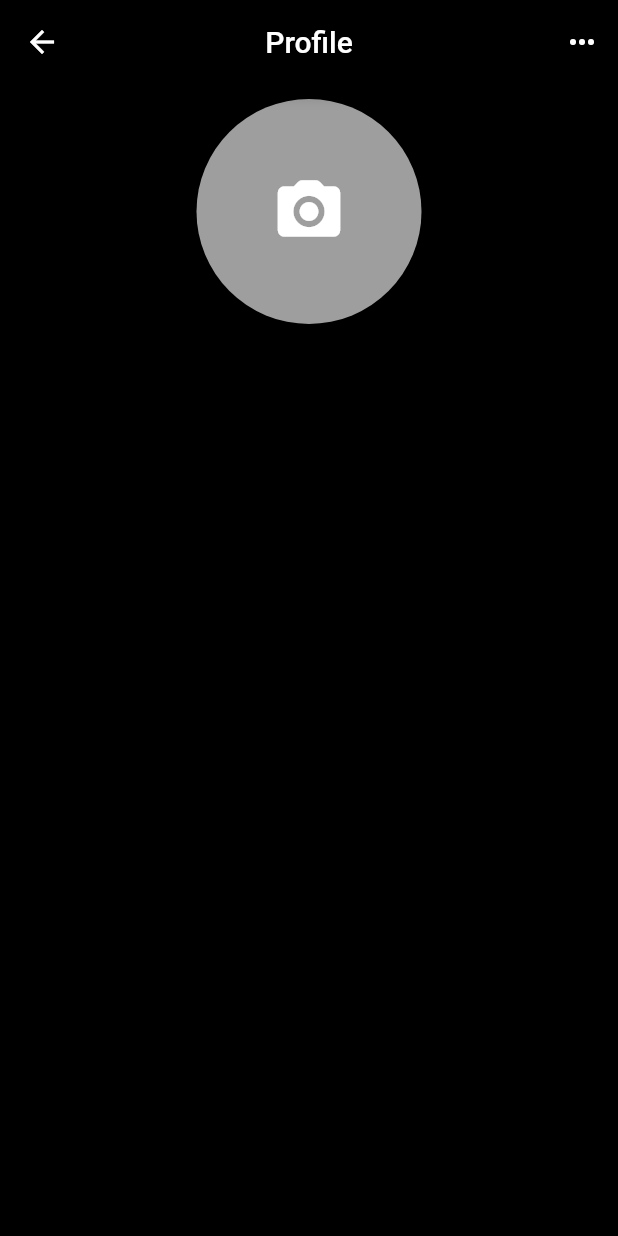
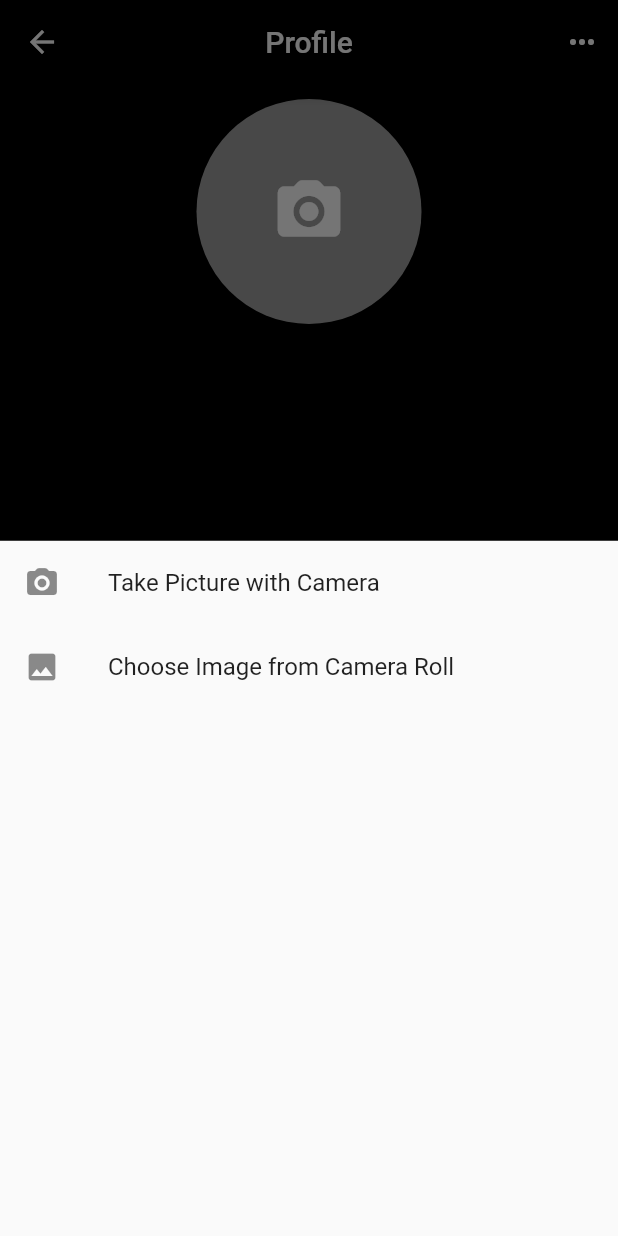
Before and after one commit to cartledgesam/EGR423-Final-App, a Flutter app: the ProfileScreen screen opened by its route, after a tap on the "camera alt" icon, on a phone screen of 412 x 824 dp. Run offline on Flutter 3.47's test engine with Material 2 defaults, Android fonts, the phone set to English and light mode, and no system bars; our stand-ins replace image_picker.

```diff
--- a/superreal/lib/main.dart
+++ b/superreal/lib/main.dart
@@ -10,7 +10,6 @@ void main() {
 class MyApp extends StatelessWidget {
   const MyApp({super.key});
 
-  // This widget is the root of your application.
   @override
   Widget build(BuildContext context) {
     return MaterialApp(
--- a/superreal/lib/screens/profile_screen.dart
+++ b/superreal/lib/screens/profile_screen.dart
@@ -13,7 +13,8 @@ class ProfileScreen extends StatefulWidget {
 class _ProfileScreenState extends State<ProfileScreen> {
   var _pickedImage;
 
-  Future<void> _pickImage() async {
+  // called when user chooses to take picture from their camera
+  Future<void> _displayCamera() async {
     final picker = ImagePicker();
     final pickedImageFile = await picker.pickImage(
       source: ImageSource.camera,
@@ -24,6 +25,56 @@ class _ProfileScreenState extends State<ProfileScreen> {
     setState(() {
       _pickedImage = File(pickedImageFile.path);
     });
+    _pop(context);
+  }
+
+  // called when user decides to choose image from gallery
+  Future<void> _showPhotoGallery() async {
+    final picker = ImagePicker();
+    final pickedImageFile = await picker.pickImage(
+      source: ImageSource.gallery,
+    );
+    if (pickedImageFile == null) {
+      return;
+    }
+    setState(() {
+      _pickedImage = File(pickedImageFile.path);
+    });
+    _pop(context);
+  }
+
+  void _pop(BuildContext context) {
+    Navigator.pop(context);
+  }
+
+  void _showImagePrompt(BuildContext context) {
+    showModalBottomSheet(
+      context: context,
+      builder: (context) => Column(
+        children: <Widget>[
+          ListTile(
+            leading: const Icon(Icons.camera_alt_rounded),
+            title: const Text('Take Picture with Camera'),
+            onTap: _displayCamera,
+          ),
+          ListTile(
+            leading: const Icon(Icons.image),
+            title: const Text('Choose Image from Camera Roll'),
+            onTap: _showPhotoGallery,
+          ),
+          // show delete icon if image is not null
+          if (_pickedImage != null)
+            ListTile(
+              leading: Icon(Icons.delete),
+              title: const Text('Delete Photo'),
+              onTap: () => setState(() {
+                _pickedImage = null;
+                _pop(context);
+              }),
+            ),
+        ],
+      ),
+    );
   }
 
   @override
@@ -57,7 +108,7 @@ class _ProfileScreenState extends State<ProfileScreen> {
           Center(
             child: GestureDetector(
               // make it so that we can remove pics too
-              onTap: _pickImage,
+              onTap: () => _showImagePrompt(context),
               child: CircleAvatar(
                 backgroundImage:
                     _pickedImage != null ? FileImage(_pickedImage) : null,
```
